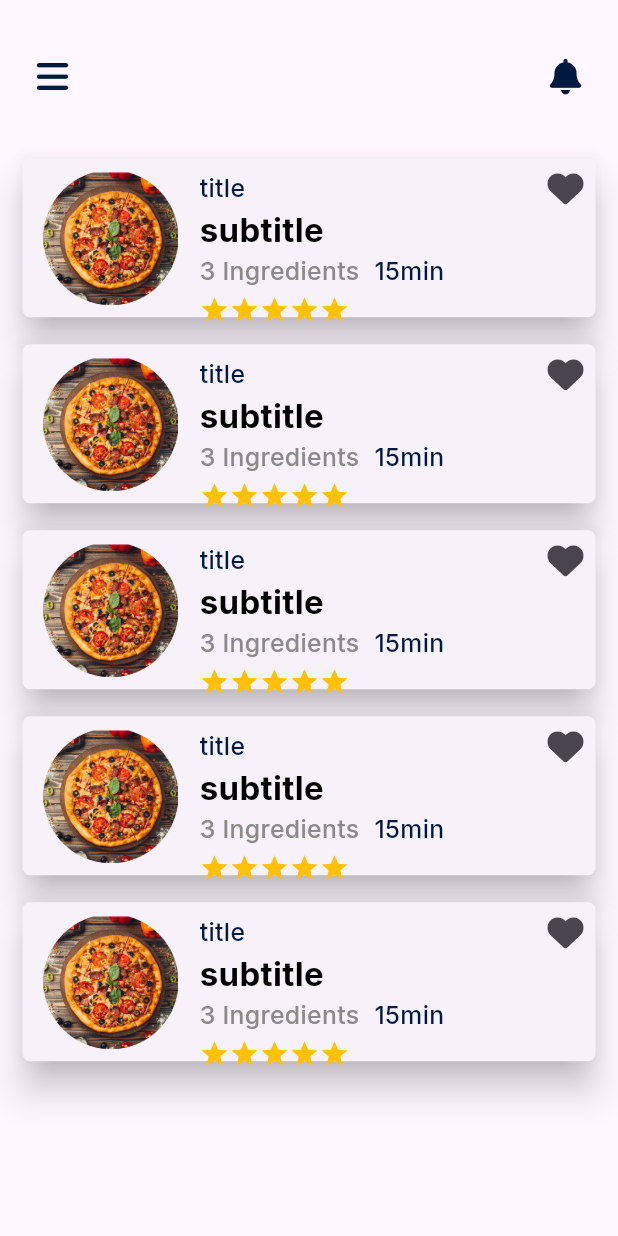
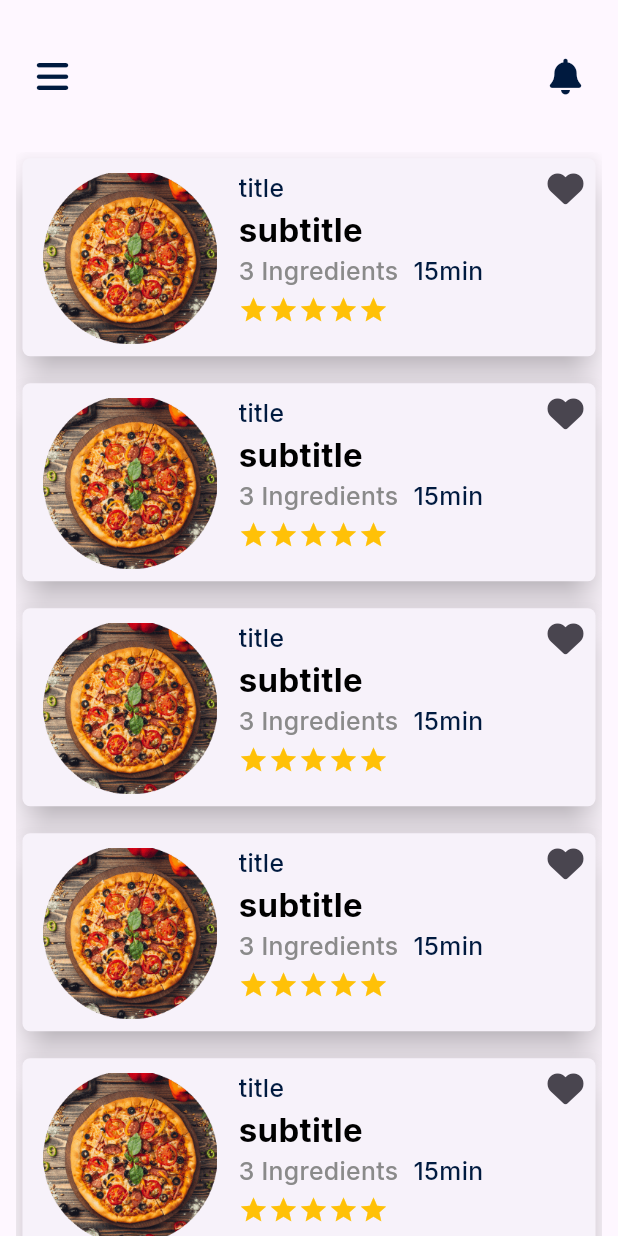
Before and after one commit to MuhammedZain15/meal_recommendation, a Flutter app: the FavoriteViewBody screen opened directly, on a phone screen of 412 x 824 dp. Run offline on Flutter 3.47's test engine with Material 3 defaults, Android fonts, the phone set to English and light mode, and no system bars; our stand-ins replace animate_do, bloc, cloud_firestore, dartz, device_preview, equatable and 10 more; missing offline and left inert: firebase_app_check, flutter_facebook_auth; accounts and stored records are empty.

Commit message:
update styled recipe card component

```diff
--- a/lib/core/components/styled_recipe_card.dart
+++ b/lib/core/components/styled_recipe_card.dart
@@ -32,7 +32,7 @@ class StyledRecipeCard extends StatelessWidget {
     return GestureDetector(
       onTap: onTap,
       child: SizedBox(
-        height: 114,
+        height: 140,
         child: Stack(
           children: [
             Card(
```
